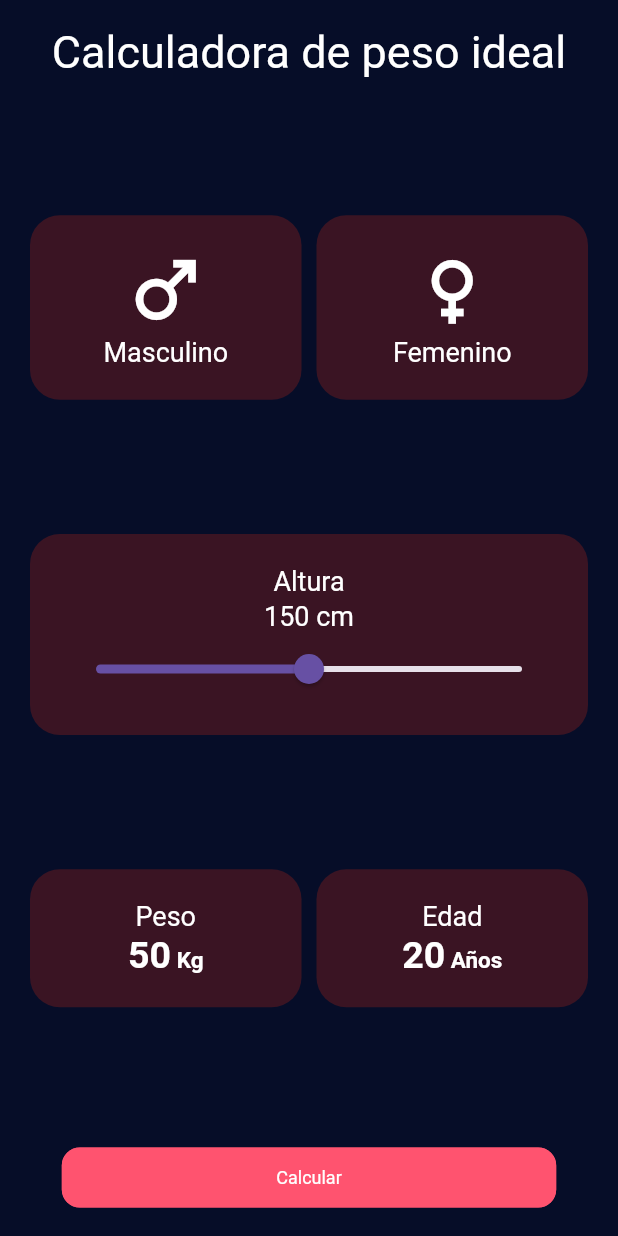
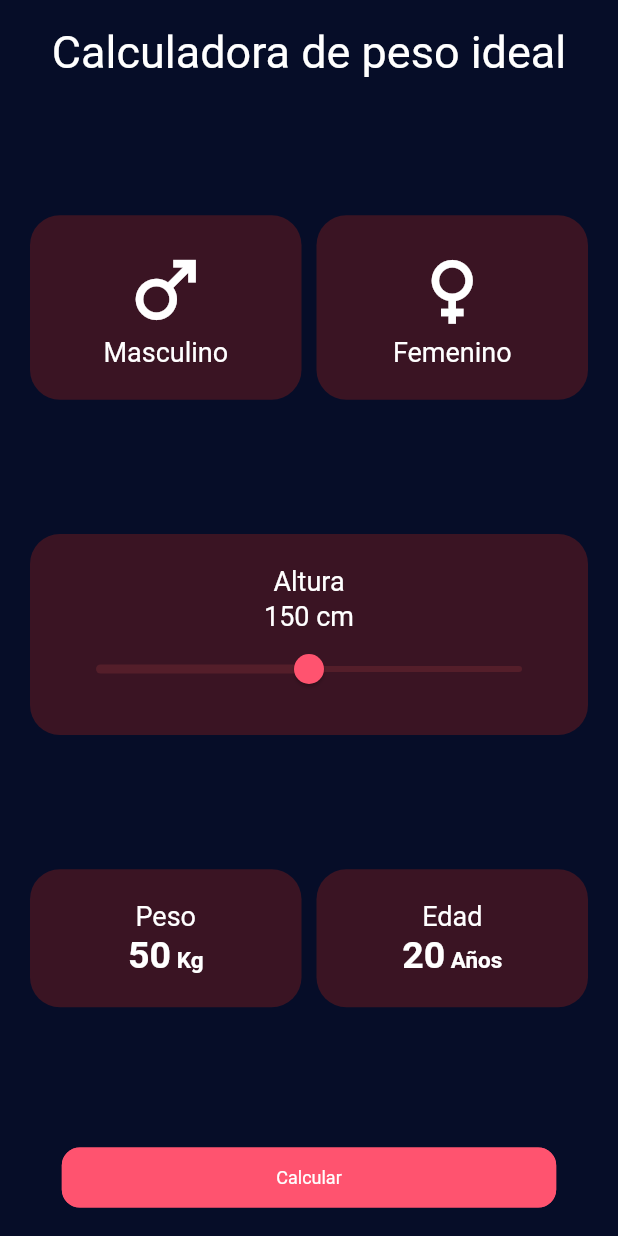
Before and after one commit to stivengm/calculadora_peso_flutter, a Flutter app: the screen it shows after launch, on a phone screen of 412 x 824 dp. Run offline on Flutter 3.47's test engine with Material 2 defaults, Android fonts, the phone set to English and light mode, and no system bars.

Commit message:
FIX - Ajuste de colores de slide.

```diff
--- a/lib/gui/styles.dart
+++ b/lib/gui/styles.dart
@@ -2,4 +2,5 @@ import 'package:flutter/material.dart';
 
 const backgroundColor = Color(0xFF060D28);
 const secundaryButton = Color(0xFFFF536F);
+const selectedColor = Color(0xFF8F3439);
 const cardColor = Color(0xFF3A1423);
--- a/lib/gui/views/bmi_calculator_view/bmi_calculator_view.dart
+++ b/lib/gui/views/bmi_calculator_view/bmi_calculator_view.dart
@@ -63,6 +63,9 @@ class _BMICalculatorViewState extends State<BMICalculatorView> {
                   const TextWidget(text: "Altura"),
                   TextWidget(text: "${valueSlider.toInt()} cm"),
                   Slider(
+                    thumbColor: secundaryButton,
+                    activeColor: selectedColor.withOpacity(.3),
+                    inactiveColor: selectedColor.withOpacity(.3),
                     value: valueSlider,
                     min: 50,
                     max: 250,
```
